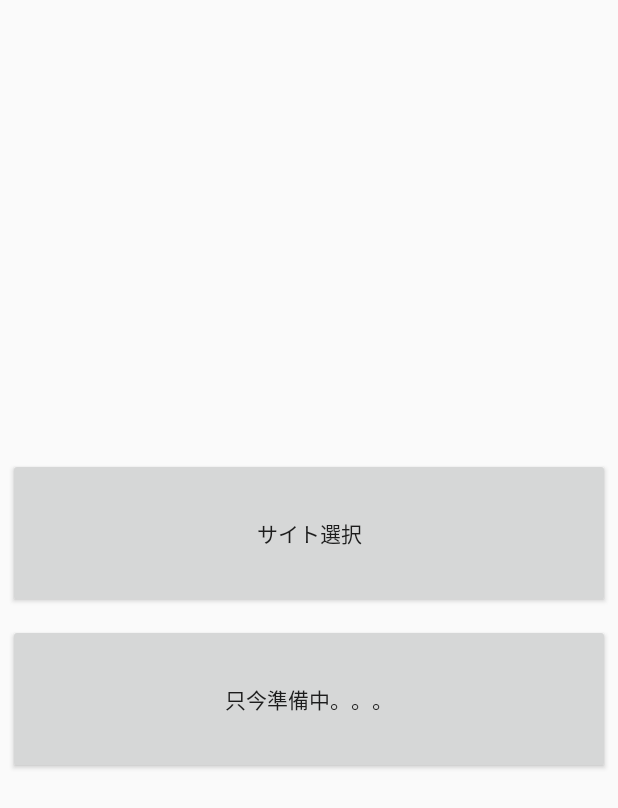
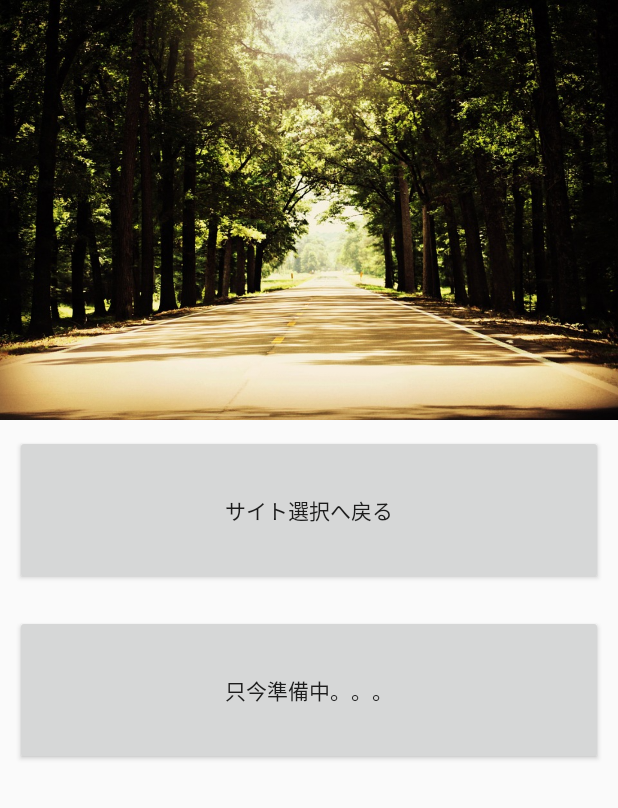
Before and after one commit to radium0090/dare_man, an Android app: the layout fragment_dashboard.xml on its own in the app's theme, with its tools: preview values and no code run, on a phone screen of 412 x 824 dp. Shown: the top 808 px of the screen. Run offline under Robolectric (Android 15) with nearby library versions, the phone set to English and light mode, and no system bars.

Commit message:
ui fix-2

```diff
--- a/app/src/main/java/com/ls/dareman/DashFragment.kt
+++ b/app/src/main/java/com/ls/dareman/DashFragment.kt
@@ -1,12 +1,16 @@
 package com.ls.dareman
 
+import android.R
 import android.content.Intent
 import android.os.Bundle
+import android.util.TypedValue
 import android.view.LayoutInflater
 import android.view.View
 import android.view.ViewGroup
 import android.widget.Button
+import android.widget.ImageView
 import android.widget.Toast
+import androidx.constraintlayout.widget.ConstraintLayout
 import com.google.android.gms.ads.AdListener
 import com.google.android.gms.ads.AdRequest
 import com.google.android.gms.ads.InterstitialAd
@@ -19,6 +23,11 @@ class DashFragment: DMFragment() {
         super.onCreateView(inflater, container, savedInstanceState)
 
         val v = inflater.inflate(com.ls.dareman.R.layout.fragment_menu, container, false)
+
+//        val constraintLayout = v.findViewById(com.ls.dareman.R.id.constraintLayout) as ConstraintLayout
+//        val img = v.findViewById(com.ls.dareman.R.id.title_img) as ImageView
+//        constraintLayout.addView(img)
+
         initInterstitialAds()
 
         return v
@@ -28,6 +37,8 @@ class DashFragment: DMFragment() {
         super.onActivityCreated(savedInstanceState)
 
         val buttonOne = activity!!.findViewById(com.ls.dareman.R.id.menu_one) as Button
+        buttonOne.setTextSize(TypedValue.COMPLEX_UNIT_PX, 36F)
+
         buttonOne.setOnClickListener {
             Toast.makeText(activity, "hoge!", Toast.LENGTH_SHORT).show()
             val intent = Intent(activity, SplashActivity::class.java)
@@ -39,6 +50,8 @@ class DashFragment: DMFragment() {
         }
 
         val buttonTwo = activity!!.findViewById(com.ls.dareman.R.id.menu_two) as Button
+        buttonTwo.setTextSize(TypedValue.COMPLEX_UNIT_PX, 36F)
+
         buttonTwo.setOnClickListener {
             Toast.makeText(activity, "Contents preparing...", Toast.LENGTH_SHORT).show()
 
@@ -53,7 +66,7 @@ class DashFragment: DMFragment() {
         // debug
 //        mInterstitialAd.adUnitId = "ca-app-pub-3940256099942544/1033173712"
         // prod
-        mInterstitialAd.adUnitId = getString(R.string.interstitial_ad_unit_id)
+        mInterstitialAd.adUnitId = getString(com.ls.dareman.R.string.interstitial_ad_unit_id)
         mInterstitialAd.loadAd(AdRequest.Builder().build())
 
         mInterstitialAd.adListener = object: AdListener() {
--- a/app/src/main/res/layout/fragment_dashboard.xml
+++ b/app/src/main/res/layout/fragment_dashboard.xml
@@ -1,14 +1,9 @@
 <?xml version="1.0" encoding="utf-8"?>
 <androidx.constraintlayout.widget.ConstraintLayout
         xmlns:android="http://schemas.android.com/apk/res/android"
+        android:id="@+id/constraintLayout"
         android:layout_width="match_parent"
         android:layout_height="match_parent">
-
-    <!--<WebView-->
-            <!--android:id="@+id/dash_webview"-->
-            <!--android:layout_width="match_parent"-->
-            <!--android:layout_height="match_parent">-->
-    <!--</WebView>-->
 
     <RelativeLayout
             android:layout_width="match_parent"
@@ -18,24 +13,31 @@
         <ImageView
                 android:id="@+id/title_img"
                 android:layout_width="match_parent"
-                android:layout_height="300dp"/>
+                android:layout_height="280dp"
+                android:layout_alignParentTop="true"
+                android:layout_centerHorizontal="true"
+                android:src="@drawable/bgs"
+                android:scaleType="fitXY"
+                android:contentDescription="@string/bg_img"/>
+
         <Button
                 android:id="@+id/menu_one"
                 android:layout_width="match_parent"
                 android:layout_height="100dp"
                 android:layout_below="@+id/title_img"
-                android:layout_margin="5dp"
+                android:layout_margin="10dp"
                 android:gravity="center"
                 android:layout_gravity="center_horizontal"
                 android:onClick="toSplash"
                 android:text="@string/select_site" >
         </Button>
+
         <Button
                 android:id="@+id/menu_two"
                 android:layout_width="match_parent"
                 android:layout_height="100dp"
                 android:layout_below="@+id/menu_one"
-                android:layout_margin="5dp"
+                android:layout_margin="10dp"
                 android:gravity="center"
                 android:layout_gravity="center_horizontal"
                 android:text="@string/comment" >
--- a/app/src/main/res/values/strings.xml
+++ b/app/src/main/res/values/strings.xml
@@ -7,8 +7,9 @@
     <string name="splash_title">Dare Man</string>
     <string name="splash_sub_title">「出会い」をまとめ・管理</string>
 
-    <string name="select_site">サイト選択</string>
+    <string name="select_site">サイト選択へ戻る</string>
     <string name="comment">只今準備中。。。</string>
+    <string name="bg_img">背景画像</string>
 
     <string name="ADMOB_APP_ID">ca-app-pub-1668811522927993~1888119014</string>
     <string name="banner_ad_unit_id">ca-app-pub-1668811522927993/8970254881</string>
```
Also changed, not shown: app/src/main/res/drawable/bgs.png (added).
